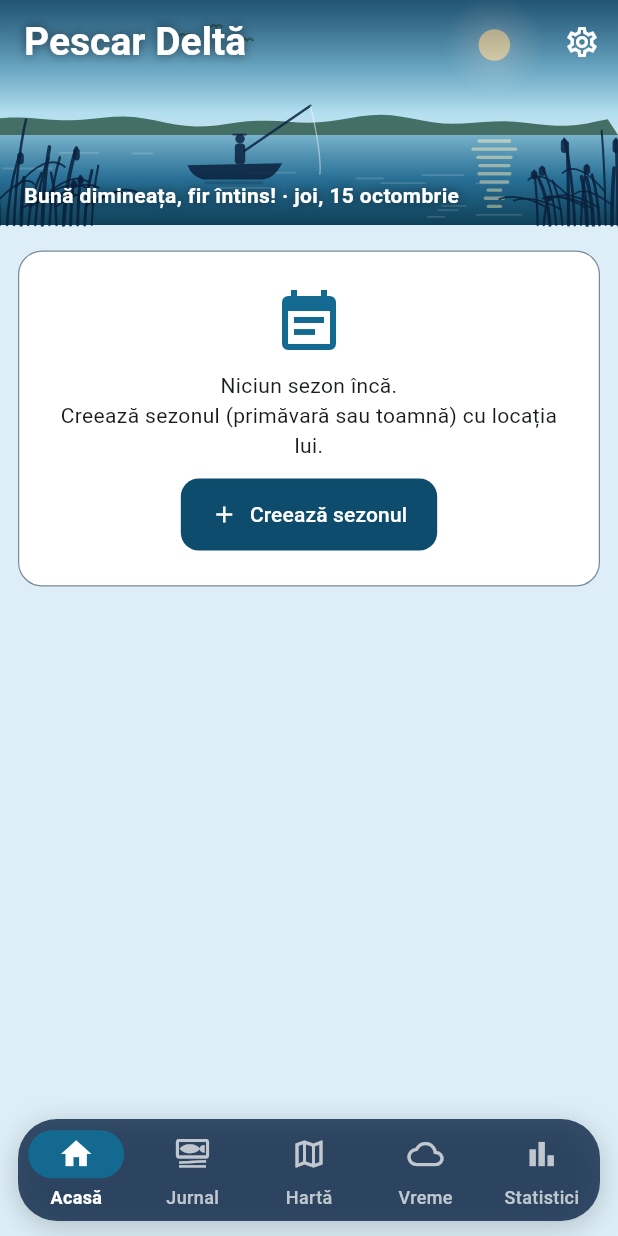
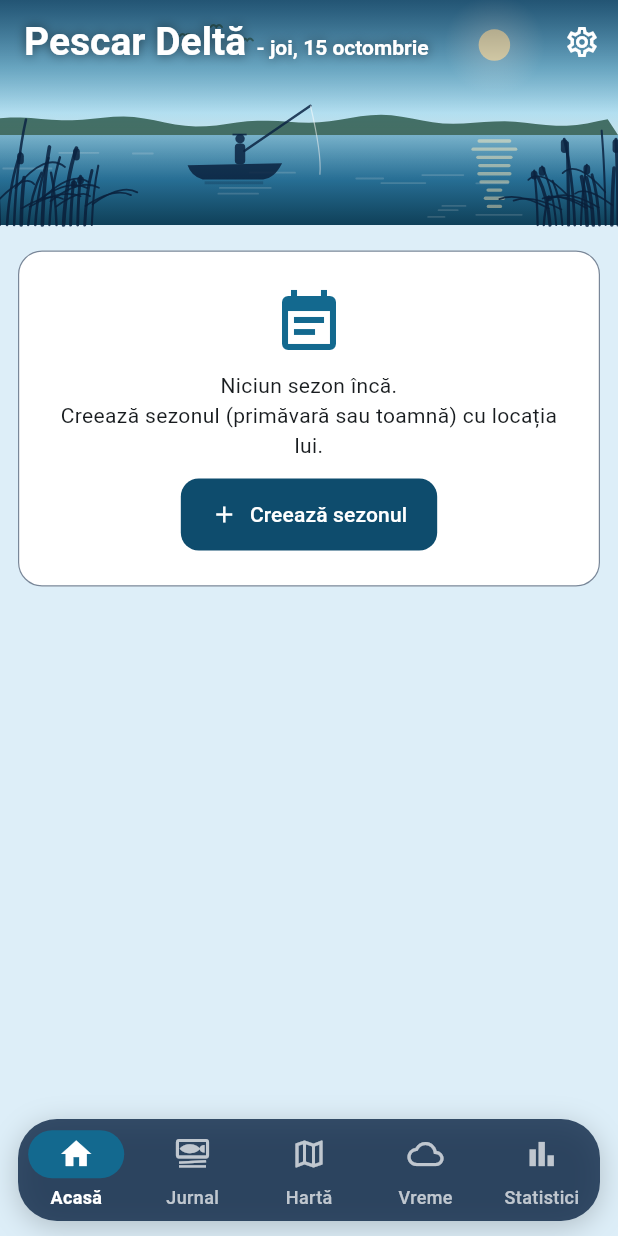
Before and after one commit to kappado2000/pescar-delta, a Flutter app: the screen it shows after launch, on a phone screen of 412 x 824 dp. Run offline on Flutter 3.47's test engine with Material 3 defaults, Android fonts, the phone set to English and light mode, and no system bars; our stand-ins replace file_picker, fl_chart, flutter_map, flutter_secure_storage, geolocator, hive_flutter and 7 more; missing offline and left inert: dart:js_interop; accounts and stored records are empty; network calls fail.

Commit message:
Acasă: „Pescar Deltă - joi, 15 octombrie”, fără salut
Co-Authored-By: Claude Opus 5.5 <noreply@anthropic.com>

```diff
--- a/lib/screens/home_screen.dart
+++ b/lib/screens/home_screen.dart
@@ -17,14 +17,6 @@ import 'home_shell.dart';
 import 'season_detail_screen.dart';
 import 'seasons_screen.dart';
 import 'settings_screen.dart';
-
-String _greeting() {
-  final h = DateTime.now().hour;
-  if (h >= 5 && h < 11) return 'Bună dimineața, fir întins!';
-  if (h >= 11 && h < 18) return 'Bună ziua, fir întins!';
-  if (h >= 18 && h < 22) return 'Bună seara, fir întins!';
-  return 'Noapte bună, pescarule!';
-}
 
 /// Acasă: sezonul curent, cu acțiunile rapide și starea lui.
 class HomeScreen extends StatefulWidget {
@@ -108,8 +100,7 @@ class _HomeScreenState extends State<HomeScreen> {
     return Scaffold(
       appBar: SceneAppBar(
         title: 'Pescar Deltă',
-        caption:
-            '${_greeting()} · ${DateFormat('EEEE, d MMMM').format(DateTime.now())}',
+        titleSuffix: '  - ${DateFormat('EEEE, d MMMM').format(DateTime.now())}',
         height: 150,
         actions: [
           IconButton(
--- a/lib/widgets/delta_scene.dart
+++ b/lib/widgets/delta_scene.dart
@@ -378,6 +378,7 @@ class SceneAppBar extends StatelessWidget implements PreferredSizeWidget {
     this.height = 132,
     this.time,
     this.caption,
+    this.titleSuffix,
   });
 
   final String title;
@@ -385,6 +386,9 @@ class SceneAppBar extends StatelessWidget implements PreferredSizeWidget {
 
   /// Text în colțul din stânga jos al peisajului (ex. salutul).
   final String? caption;
+
+  /// Text mic pe același rând cu titlul (ex. „ - joi, 15 octombrie”).
+  final String? titleSuffix;
   final List<Widget>? actions;
   final PreferredSizeWidget? bottom;
   final double height;
@@ -445,14 +449,28 @@ class SceneAppBar extends StatelessWidget implements PreferredSizeWidget {
         crossAxisAlignment: CrossAxisAlignment.start,
         mainAxisSize: MainAxisSize.min,
         children: [
-          Text(
-            title,
-            style: const TextStyle(
-              color: Colors.white,
-              fontSize: 26,
-              fontWeight: FontWeight.w700,
-              shadows: shadow,
+          Text.rich(
+            TextSpan(
+              text: title,
+              style: const TextStyle(
+                color: Colors.white,
+                fontSize: 26,
+                fontWeight: FontWeight.w700,
+                shadows: shadow,
+              ),
+              children: [
+                if (titleSuffix != null)
+                  TextSpan(
+                    text: titleSuffix,
+                    style: const TextStyle(
+                      fontSize: 14,
+                      fontWeight: FontWeight.w600,
+                    ),
+                  ),
+              ],
             ),
+            maxLines: 1,
+            overflow: TextOverflow.ellipsis,
           ),
           if (subtitle != null)
             Text(
```
